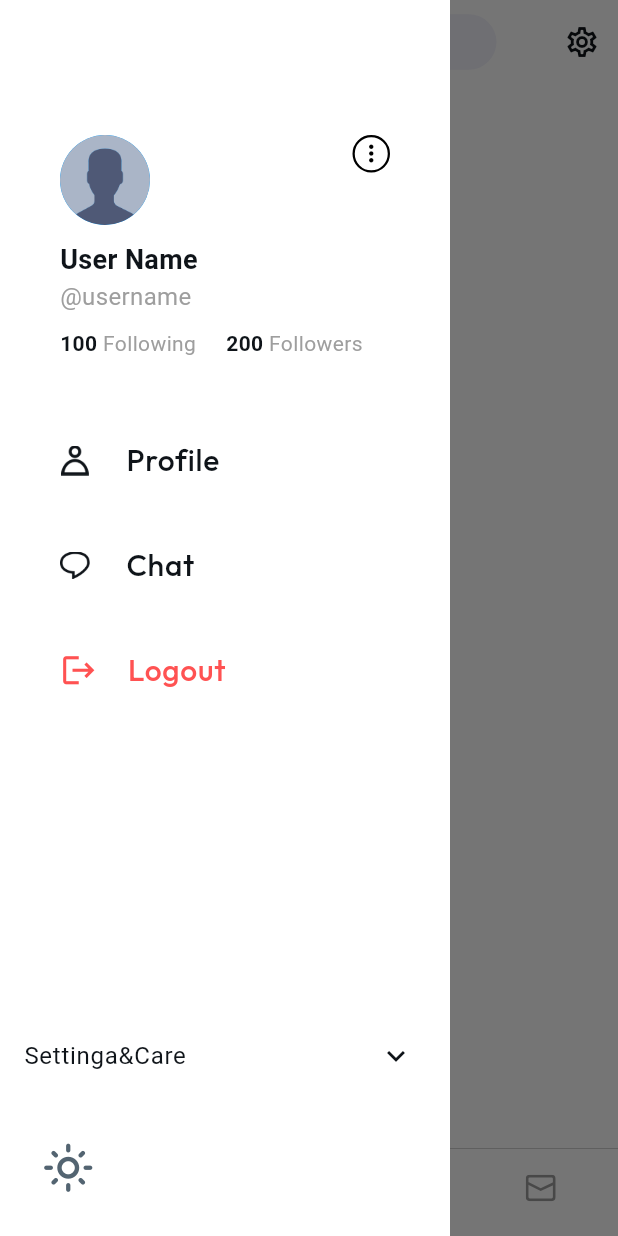
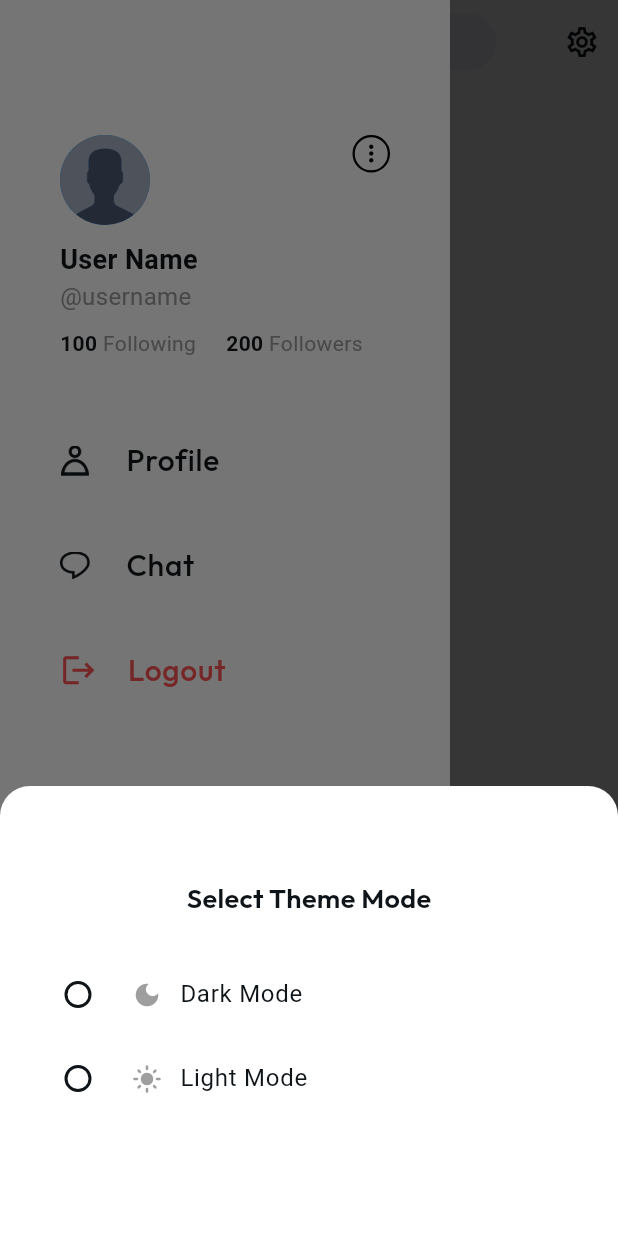
Before and after one commit to SWEProject25/cross-platform, a Flutter app: the NavigationHomeScreen screen opened by its route, item 2 of the bottom bar chosen, in the side drawer, after a tap on the "light mode" icon, on a phone screen of 412 x 824 dp. Run offline on Flutter 3.47's test engine with Material 3 defaults, Android fonts, the phone set to English and light mode, and no system bars; our stand-ins replace another_flushbar, cookie_jar, dio, dio_cookie_manager, dotted_border, flutter_riverpod and 13 more; missing offline and left inert: dart:ffi; accounts and stored records are empty; generated files the repository leaves out were written again; network calls fail; project files that could hold a hidden picture were left out.

Commit message:
added theme mode selection

```diff
--- a/lam7a/lib/features/navigation/ui/view/navigation_home_screen.dart
+++ b/lam7a/lib/features/navigation/ui/view/navigation_home_screen.dart
@@ -17,6 +17,7 @@ import 'package:lam7a/features/notifications/ui/views/notifications_screen.dart'
 import 'package:lam7a/features/settings/ui/view/main_settings_page.dart';
 import 'package:flutter_svg/flutter_svg.dart';
 import 'package:lam7a/features/tweet/ui/view/pages/tweet_home_screen.dart';
+
 class NavigationHomeScreen extends StatefulWidget {
   static const String routeName = "navigation";
 
@@ -29,13 +30,13 @@ class _NavigationHomeScreenState extends State<NavigationHomeScreen> {
   int valueFromDropdown = 0;
   bool _isVisible = true;
   double _lastOffset = 0;
+    String? themeMode;
 
   @override
   Widget build(BuildContext context) {
     bool isDark = Theme.of(context).brightness == Brightness.dark;
     return Consumer(
       builder: (context, ref, child) {
-        final viewmodel = ref.watch(navigationViewModelProvider.notifier);
         UserModel? user = ref.watch(authenticationProvider).user;
         List<Widget> pages = [
           Center(child: TweetHomeScreen()),
@@ -58,7 +59,9 @@ class _NavigationHomeScreenState extends State<NavigationHomeScreen> {
           ),
           ListMember(
             "Logout",
-            (){showLogoutDialog(ref);},
+            () {
+              showLogoutDialog(ref);
+            },
             icon: Icons.logout,
             color: Pallete.errorColor,
           ),
@@ -96,7 +99,7 @@ class _NavigationHomeScreenState extends State<NavigationHomeScreen> {
               ),
             ),
             child: Column(
-              // crossAxisAlignment: CrossAxisAlignment.stretch,
+              crossAxisAlignment: CrossAxisAlignment.start,
               children: [
                 SizedBox(height: 50),
                 ProfileBlock(
@@ -146,14 +149,20 @@ class _NavigationHomeScreenState extends State<NavigationHomeScreen> {
                 ),
                 SizedBox(height: 20),
 
-                Container(
-                  width: double.infinity,
+                StatefulBuilder(
+                  builder: (context, modelSetState) {
+                    return Container(
+                      width: 80,
                       padding: EdgeInsets.only(left: 20),
                       child: IconButton(
-                    onPressed: () {},
+                        onPressed: () {
+                          showThemeModeBottomSheet(isDark);
+                        },
                         icon: Icon(Icons.light_mode_outlined, size: 35),
-                    alignment: Alignment.centerLeft,
+                        alignment: Alignment.center,
                       ),
+                    );
+                  },
                 ),
                 SizedBox(height: 20),
               ],
@@ -301,7 +310,9 @@ class _NavigationHomeScreenState extends State<NavigationHomeScreen> {
     bool isDark = Theme.of(context).colorScheme.brightness == Brightness.dark;
     final viewmodel = ref.watch(navigationViewModelProvider.notifier);
     Widget dialog = AlertDialog(
-      backgroundColor: isDark ?  const Color.fromARGB(255, 71, 71, 71) : Theme.of(context).colorScheme.surface,
+      backgroundColor: isDark
+          ? const Color.fromARGB(255, 71, 71, 71)
+          : Theme.of(context).colorScheme.surface,
       title: const Text('Logout'),
       content: const Text('Are you sure you want to logout'),
       actions: <Widget>[
@@ -320,10 +331,96 @@ class _NavigationHomeScreenState extends State<NavigationHomeScreen> {
               );
             }
           },
-          child: Text('Logout', style: TextStyle(color:  Pallete.errorColor),),
+          child: Text('Logout', style: TextStyle(color: Pallete.errorColor)),
         ),
       ],
     );
-    showDialog<String>(context: context, builder:  (BuildContext context) => dialog);
+    showDialog<String>(
+      context: context,
+      builder: (BuildContext context) => dialog,
+    );
+  }
+
+  void showThemeModeBottomSheet(bool isDark) {
+    showModalBottomSheet<void>(
+      context: context, // Your correct context from Builder
+      backgroundColor: isDark
+          ? const Color.fromARGB(255, 71, 71, 71)
+          : Theme.of(context).colorScheme.surface,
+      shape: const RoundedRectangleBorder(
+        borderRadius: BorderRadius.vertical(top: Radius.circular(20)),
+      ),
+      builder: (BuildContext modalContext) {
+        return StatefulBuilder(
+          // ✅ This is the key!
+          builder: (BuildContext context, StateSetter modalSetState) {
+            return SizedBox(
+              height: 300, // A bit taller for better UX
+              child: Padding(
+                padding: const EdgeInsets.all(16.0),
+                child: Column(
+                  mainAxisAlignment: MainAxisAlignment.center,
+                  mainAxisSize: MainAxisSize.min,
+                  children: [
+                    Text(
+                      "Select Theme Mode",
+                      style: GoogleFonts.outfit(
+                        fontSize: 18,
+                        fontWeight: FontWeight.w600,
+                        color: Theme.of(context).colorScheme.onSurface,
+                      ),
+                    ),
+                    const SizedBox(height: 24),
+                    RadioGroup<String>(
+                      groupValue: themeMode, // Your state variable
+                      onChanged: (value) {
+                        modalSetState(
+                          () => themeMode = value,
+                        );
+                        setState(
+                          () {},
+                        );
+                      },
+                      child: Column(
+                        children: [
+                          RadioListTile<String>(
+                            title: Row(
+                              children: [
+                                Icon(
+                                  Icons.dark_mode,
+                                  color: Pallete.greyColor,
+                                  size: 20,
+                                ),
+                                const SizedBox(width: 12),
+                                const Text('Dark Mode'),
+                              ],
+                            ),
+                            value: 'dark',
+                          ),
+                          RadioListTile<String>(
+                            title: Row(
+                              children: [
+                                Icon(
+                                  Icons.light_mode,
+                                  color: Pallete.greyColor,
+                                  size: 20,
+                                ),
+                                const SizedBox(width: 12),
+                                const Text('Light Mode'),
+                              ],
+                            ),
+                            value: 'light',
+                          ),
+                        ],
+                      ),
+                    ),
+                    const SizedBox(height: 16),]
+                ),
+              ),
+            );
+          },
+        );
+      },
+    );
   }
 }
```
Also changed, not shown: lam7a/lib/features/navigation/ui/widgets/theme_mode_bottom_sheet.dart (added). Lines whose indentation alone changed are shown as unchanged.
